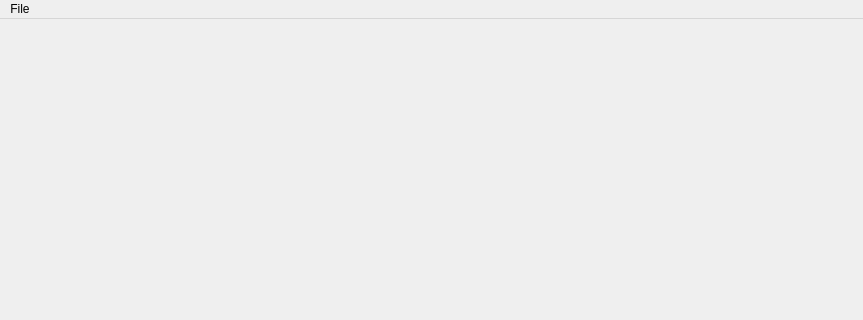
Old version of the form src/editor/EditorWindow.ui in the repository yuxshao/ptcollab; both pictures show x 0 to 863 and y 0 to 320 of the 863 by 576 pixel window.
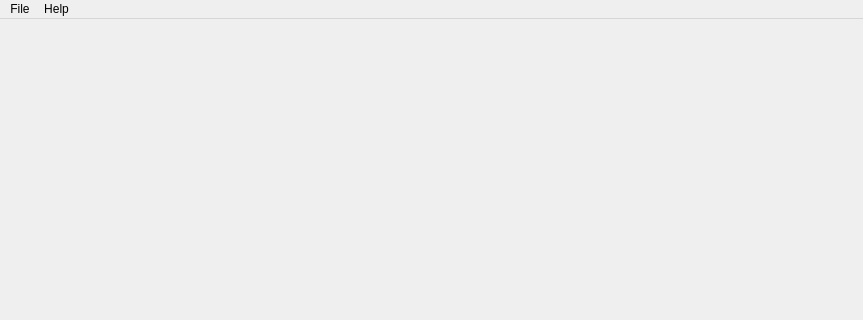
New version of the form.

Commit message: split help menu, tooltips for icons

Patch:
```diff
--- a/src/editor/EditorWindow.ui
+++ b/src/editor/EditorWindow.ui
@@ -38,7 +38,15 @@
     <addaction name="actionHelp"/>
     <addaction name="actionExit"/>
    </widget>
+   <widget class="QMenu" name="menuHelp">
+    <property name="title">
+     <string>Help</string>
+    </property>
+    <addaction name="actionAbout_2"/>
+    <addaction name="actionShortcuts"/>
+   </widget>
    <addaction name="menuFile"/>
+   <addaction name="menuHelp"/>
   </widget>
   <widget class="QStatusBar" name="statusbar"/>
   <action name="actionOpenHost">
```
Left out of the diff: 12 changed lines with no effect on the pictures. The commit also changes 6 other files.
